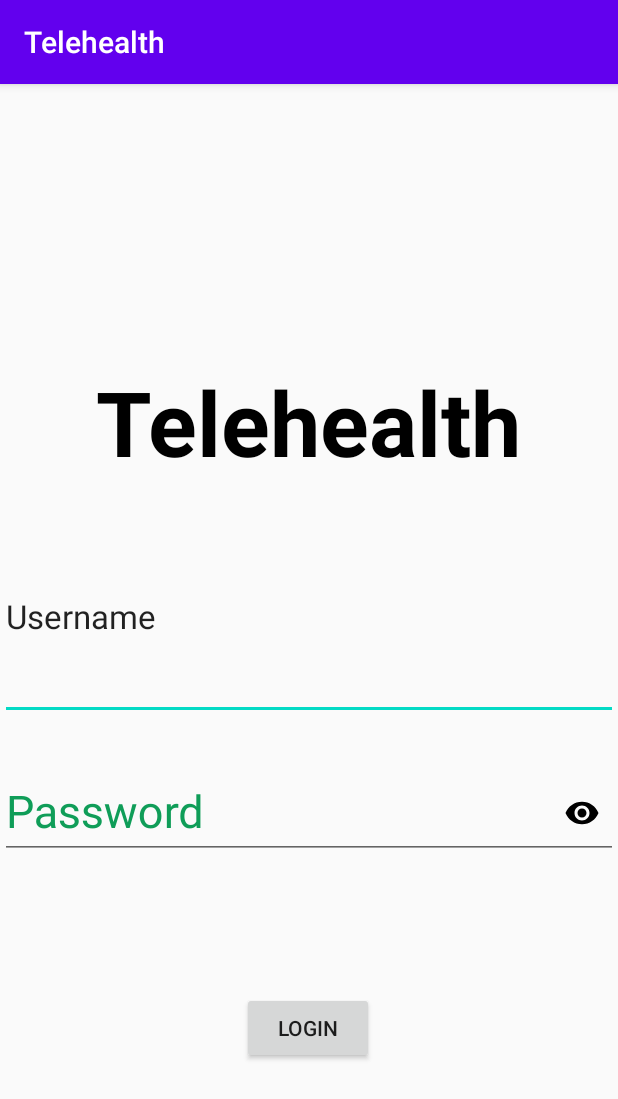
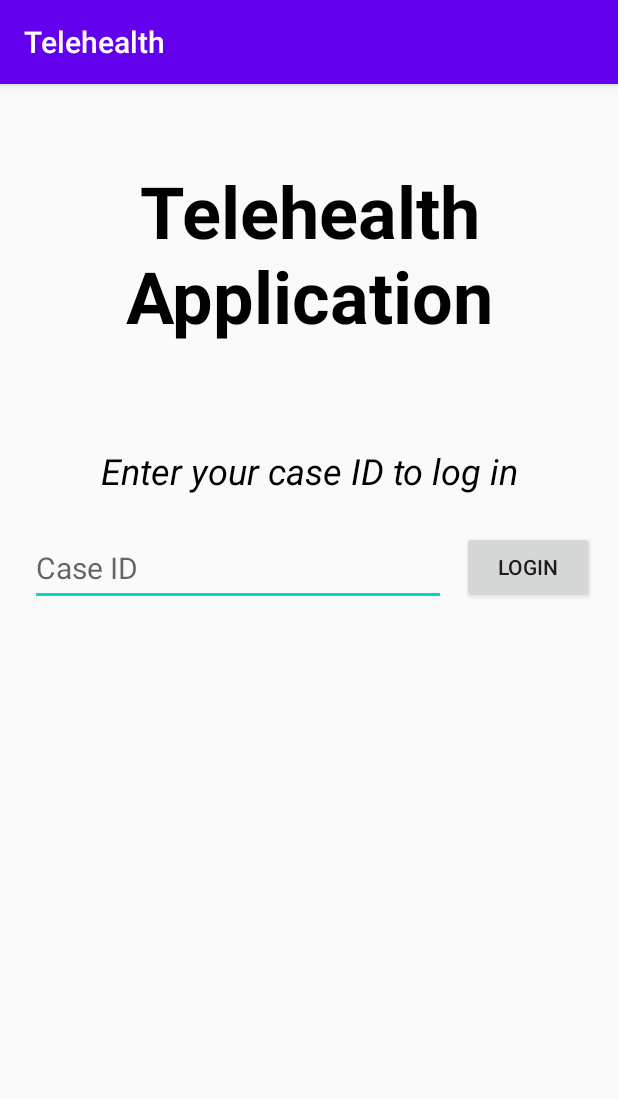
Before and after one commit to ha-ung/telehealth, an Android app: the screen it shows after launch (SimpleLoginActivity), on a phone screen of 412 x 824 dp. Shown: the top 1099 px of the screen. Run offline under Robolectric (Android 15) with nearby library versions, the phone set to English and light mode, and no system bars.

Commit message:
Populated database + Added login functionality for patients
- Added Patient, Doctor, Cases and Diagnosis classes and DAO
- Migrated to new database version
- Added simple login functionality for patients
- Move to patient home activity after logging in

```diff
--- a/app/build.gradle
+++ b/app/build.gradle
@@ -7,7 +7,7 @@ android {
 
     defaultConfig {
         applicationId "com.example.mobileproject"
-        minSdk 21
+        minSdk 26
         targetSdk 33
         versionCode 1
         versionName "1.0"
--- /dev/null
+++ b/app/src/main/java/com/example/mobileproject/db/CasesDao.java
@@ -0,0 +1,12 @@
+package com.example.mobileproject.db;
+
+import androidx.room.Dao;
+import androidx.room.Query;
+
+import java.util.List;
+
+@Dao
+public interface CasesDao {
+    @Query("SELECT * FROM Cases WHERE case_id = :id")
+    public Cases getCasesById(Integer id);
+}
--- a/app/src/main/java/com/example/mobileproject/db/User.java
+++ b/app/src/main/java/com/example/mobileproject/db/User.java
@@ -11,7 +11,8 @@ import java.util.Date;
 public class User {
 
     @PrimaryKey(autoGenerate = true)
-    public int userId;
+    @ColumnInfo(name = "user_id")
+    public Integer userId;
 
     @NonNull
     @ColumnInfo(name = "first_name")
--- a/app/src/main/java/com/example/mobileproject/db/UserDao.java
+++ b/app/src/main/java/com/example/mobileproject/db/UserDao.java
@@ -11,7 +11,7 @@ import java.util.List;
 @Dao
 public interface UserDao {
 
-    @Query("SELECT * FROM user")
+    @Query("SELECT * FROM User")
     List<User> getAllUsers();
 
     @Insert(onConflict = OnConflictStrategy.IGNORE)
--- a/app/src/main/res/layout/activity_simple_login.xml
+++ b/app/src/main/res/layout/activity_simple_login.xml
@@ -4,91 +4,67 @@
     xmlns:tools="http://schemas.android.com/tools"
     android:layout_width="match_parent"
     android:layout_height="match_parent"
-    tools:context=".SimpleLoginActivity">
-
+    tools:context=".SimpleLoginActivity"
+    android:padding="16dp">
 
     <TextView
-        android:id="@+id/appTittle"
+        android:id="@+id/app_name"
+        style="@style/Widget.AppCompat.TextView"
         android:layout_width="wrap_content"
         android:layout_height="wrap_content"
-        android:text="@string/app_name"
-        android:textAppearance="@style/Theme.MobileProject.PopupOverlay"
-        android:textSize="60sp"
+        android:layout_marginTop="36dp"
+        android:gravity="center"
+        android:text="Telehealth Application"
+        android:textColor="#000"
+        android:textSize="48sp"
         android:textStyle="bold"
-        app:layout_constraintBottom_toBottomOf="parent"
         app:layout_constraintEnd_toEndOf="parent"
         app:layout_constraintStart_toStartOf="parent"
-        app:layout_constraintTop_toTopOf="parent"
-        app:layout_constraintVertical_bias="0.269" />
+        app:layout_constraintTop_toTopOf="parent" />
 
-    <com.google.android.material.textfield.TextInputLayout
-
-        android:id="@+id/usernameBox"
+    <TextView
+        android:id="@+id/guide_text"
         android:layout_width="wrap_content"
         android:layout_height="wrap_content"
-        android:hint="@string/usernameInput"
-        android:scrollbarSize="25dp"
-        android:textColorHint="#0F9D58"
-        app:hintTextAppearance="@style/TextAppearance.AppCompat.Large"
+        android:layout_marginTop="68dp"
+        android:gravity="center"
+        android:text="Enter your case ID to log in"
+        android:textAppearance="@style/TextAppearance.AppCompat.Medium"
+        android:textColor="#000"
+        android:textSize="24sp"
+        android:textStyle="italic"
+        app:layout_constraintEnd_toEndOf="parent"
+        app:layout_constraintStart_toStartOf="parent"
+        app:layout_constraintTop_toBottomOf="@+id/app_name" />
+
+    <EditText
+        android:id="@+id/login_input"
+        android:layout_width="277dp"
+        android:layout_height="50dp"
+        android:layout_marginStart="4dp"
+        android:layout_marginTop="24dp"
+        android:ems="10"
+        android:hint="Case ID"
+        android:inputType="number"
+        android:textColor="#000"
+        android:textSize="20sp"
         app:layout_constraintBottom_toBottomOf="parent"
-        app:layout_constraintEnd_toEndOf="parent"
-        app:layout_constraintHorizontal_bias="0.0"
         app:layout_constraintStart_toStartOf="parent"
-        app:layout_constraintTop_toTopOf="parent"
-        app:layout_constraintVertical_bias="0.499"
-        app:passwordToggleTint="@color/black">
+        app:layout_constraintTop_toBottomOf="@+id/guide_text"
+        app:layout_constraintVertical_bias="0.0" />
 
-        <com.google.android.material.textfield.TextInputEditText
-            android:id="@+id/usernameInput"
-            android:layout_width="match_parent"
-            android:layout_height="match_parent"
-            android:ems="15"
-            android:inputType="text"
-            android:textSize="30sp" />
-
-    </com.google.android.material.textfield.TextInputLayout>
-
-    <com.google.android.material.textfield.TextInputLayout
-
-        android:id="@+id/passwordBox"
+    <Button
+        android:id="@+id/login_button"
         android:layout_width="wrap_content"
         android:layout_height="wrap_content"
-        android:layout_marginBottom="240dp"
-
-        android:hint="@string/passwordInput"
-        android:scrollbarSize="25dp"
-        android:textColorHint="#0F9D58"
-        app:hintTextAppearance="@style/TextAppearance.AppCompat.Large"
-
+        android:layout_marginTop="24dp"
+        android:text="Login"
         app:layout_constraintBottom_toBottomOf="parent"
         app:layout_constraintEnd_toEndOf="parent"
         app:layout_constraintHorizontal_bias="1.0"
-        app:layout_constraintStart_toStartOf="parent"
-        app:layout_constraintTop_toBottomOf="@+id/usernameBox"
-        app:passwordToggleEnabled="true"
-        app:passwordToggleTint="@color/black">
-
-        <com.google.android.material.textfield.TextInputEditText
-            android:id="@+id/passwordInput"
-            android:layout_width="match_parent"
-            android:layout_height="match_parent"
-            android:ems="15"
-            android:inputType="textPassword"
-            android:textSize="30sp" />
-
-    </com.google.android.material.textfield.TextInputLayout>
-
-    <Button
-        android:id="@+id/loginButton"
-        android:layout_width="wrap_content"
-        android:layout_height="wrap_content"
-        android:text="@string/title_activity_login"
-        app:layout_constraintBottom_toBottomOf="parent"
-        app:layout_constraintEnd_toEndOf="parent"
-        app:layout_constraintHorizontal_bias="0.498"
-        app:layout_constraintStart_toStartOf="parent"
-        app:layout_constraintTop_toTopOf="parent"
-        app:layout_constraintVertical_bias="0.841"
+        app:layout_constraintStart_toEndOf="@+id/login_input"
+        app:layout_constraintTop_toBottomOf="@+id/guide_text"
+        app:layout_constraintVertical_bias="0.0"
         android:onClick="login"/>
 
 </androidx.constraintlayout.widget.ConstraintLayout>
--- a/build.gradle
+++ b/build.gradle
@@ -1,7 +1,7 @@
 // Top-level build file where you can add configuration options common to all sub-projects/modules.
 plugins {
-    id 'com.android.application' version '7.3.0' apply false
-    id 'com.android.library' version '7.3.0' apply false
+    id 'com.android.application' version '7.2.2' apply false
+    id 'com.android.library' version '7.2.2' apply false
 }
 
 task clean(type: Delete) {
```
Also changed, not shown: app/src/main/java/com/example/mobileproject/SimpleLoginActivity.java (+33 -51 lines), app/src/main/java/com/example/mobileproject/db/AppDatabase.java (deleted, +0 -30 lines), app/src/main/java/com/example/mobileproject/db/Cases.java (added, +45 -0 lines), app/src/main/java/com/example/mobileproject/db/Diagnosis.java (added, +18 -0 lines), app/src/main/java/com/example/mobileproject/db/DiagnosisDao.java (added, +7 -0 lines), app/src/main/java/com/example/mobileproject/db/Doctor.java (added, +26 -0 lines), app/src/main/java/com/example/mobileproject/db/DoctorDao.java (added, +10 -0 lines), app/src/main/java/com/example/mobileproject/db/Patient.java (added, +26 -0 lines), app/src/main/java/com/example/mobileproject/db/PatientDao.java (added, +10 -0 lines), app/src/main/java/com/example/mobileproject/db/TelehealthDatabase.java (added, +34 -0 lines), app/src/main/res/layout/activity_login.xml (deleted, +0 -34 lines), app/src/main/assets/databases/telehealth2.db (added), app/src/main/assets/databases/teleheatlh.db (added), app/src/main/assets/db/telehealth.db (deleted).
